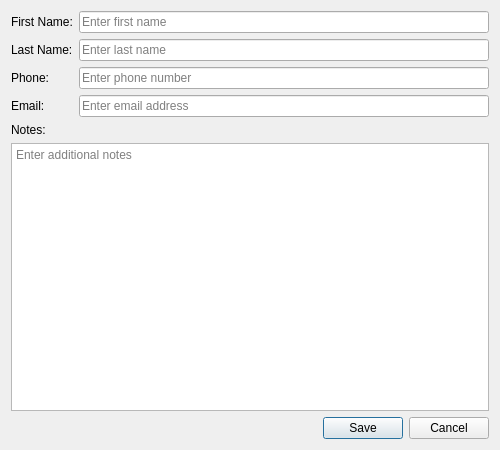
0xReflection/PhoneBook.Application.Qt, file views/contactdialog.ui: the form before one commit.
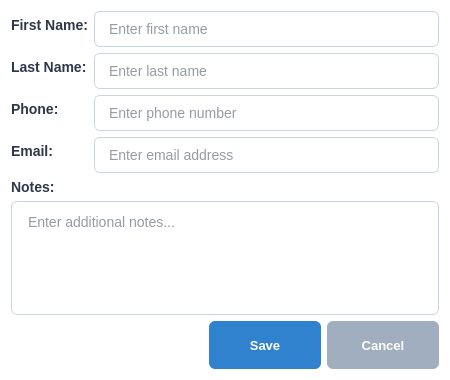
The form after the commit.

Diff of the .ui file:
```diff
--- a/views/contactdialog.ui
+++ b/views/contactdialog.ui
@@ -6,15 +6,87 @@
    <rect>
     <x>0</x>
     <y>0</y>
-    <width>500</width>
-    <height>450</height>
+    <width>450</width>
+    <height>380</height>
    </rect>
   </property>
+  <property name="minimumSize">
+   <size>
+    <width>450</width>
+    <height>380</height>
+   </size>
+  </property>
   <property name="windowTitle">
    <string>Contact</string>
   </property>
-  <property name="modal">
-   <bool>true</bool>
+  <property name="styleSheet">
+   <string notr="true">/* Light Theme - Modern UI/UX */
+QDialog {
+    background: #ffffff;
+    color: #2d3748;
+    font-family: 'Segoe UI', system-ui, sans-serif;
+}
+
+QLabel {
+    color: #2d3748;
+    font-size: 14px;
+    font-weight: 600;
+}
+
+QLineEdit, QPlainTextEdit {
+    border: 1px solid #cbd5e0;
+    border-radius: 6px;
+    padding: 8px 12px;
+    font-size: 14px;
+    background: #ffffff;
+    color: #2d3748;
+    selection-background-color: #3182ce;
+}
+
+QLineEdit:focus, QPlainTextEdit:focus {
+    border-color: #3182ce;
+    outline: none;
+}
+
+QPlainTextEdit {
+    min-height: 80px;
+}
+
+QPushButton {
+    border: none;
+    border-radius: 6px;
+    padding: 8px 16px;
+    font-size: 13px;
+    font-weight: 600;
+    min-height: 32px;
+    min-width: 80px;
+}
+
+QPushButton:hover {
+    transform: translateY(-1px);
+}
+
+QPushButton:pressed {
+    transform: translateY(0px);
+}
+
+#saveButton {
+    background: #3182ce;
+    color: #ffffff;
+}
+
+#saveButton:hover {
+    background: #2c5aa0;
+}
+
+#cancelButton {
+    background: #a0aec0;
+    color: #ffffff;
+}
+
+#cancelButton:hover {
+    background: #718096;
+}</string>
   </property>
   <layout class="QVBoxLayout" name="verticalLayout">
    <item>
@@ -102,7 +174,7 @@
    <item>
     <widget class="QPlainTextEdit" name="notesEdit">
      <property name="placeholderText">
-      <string>Enter additional notes</string>
+      <string>Enter additional notes...</string>
      </property>
     </widget>
    </item>
@@ -126,6 +198,12 @@
        <property name="text">
         <string>Save</string>
        </property>
+       <property name="minimumSize">
+        <size>
+         <width>80</width>
+         <height>32</height>
+        </size>
+       </property>
        <property name="default">
         <bool>true</bool>
        </property>
@@ -136,6 +214,12 @@
        <property name="text">
         <string>Cancel</string>
        </property>
+       <property name="minimumSize">
+        <size>
+         <width>80</width>
+         <height>32</height>
+        </size>
+       </property>
       </widget>
      </item>
     </layout>
```
Left out of the diff: 32 changed lines with no effect on the pictures.
